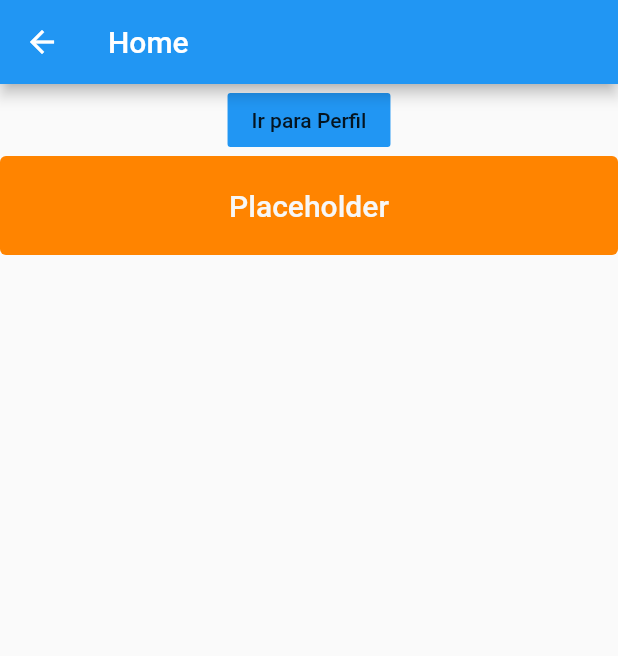
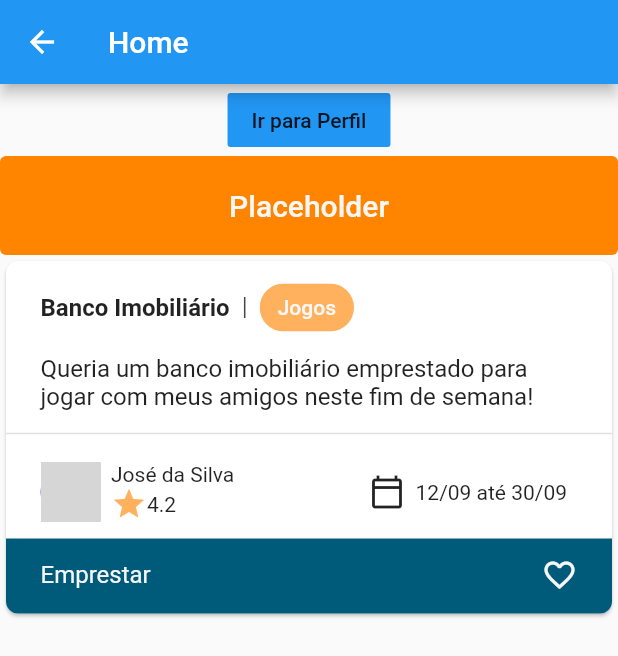
Before and after one commit to Lend-it/Front, a Flutter app: the HomePage screen opened directly, on a phone screen of 412 x 824 dp. Shown: the top 656 px of the screen. Run offline on Flutter 3.47's test engine with Material 2 defaults, Android fonts, the phone set to English and light mode, and no system bars; our stand-ins replace shared_preferences; accounts and stored records are empty; network calls fail; grey boxes are pictures that could not be loaded.

Commit message:
chore: fga-eps-mds/2020.2-Lend.it#86 Created LendCard component
Co-authored-by: Thiago Mesquita <thiago099carvalho@gmail.com>

```diff
--- a/lib/view/home/home_page.dart
+++ b/lib/view/home/home_page.dart
@@ -2,6 +2,8 @@ import 'package:flutter/material.dart';
 import 'package:flutter/widgets.dart';
 import 'package:front/routes/app_routes.dart';
 import 'package:front/widgets/button.dart';
+import 'package:front/widgets/lendCard.dart';
+import 'package:intl/intl.dart';
 
 class HomePage extends StatelessWidget {
   @override
@@ -28,6 +30,24 @@ class HomePage extends StatelessWidget {
               );
             },
           ),
+          LendCard(
+            category: 'Jogos',
+            description:
+                'Queria um banco imobiliário emprestado para jogar com meus amigos neste fim de semana!',
+            endDate: DateFormat("dd/MM").format(DateTime.parse("2020-09-30")),
+            startDate: DateFormat("dd/MM").format(DateTime.parse("2020-09-12")),
+            profilePic:
+                'https://avatars.githubusercontent.com/u/42722634?s=460&u=5dc66aaf59dbaf2e3e68c931cca641a44b5fd9fc&v=4',
+            userName: 'José da Silva',
+            title: 'Banco Imobiliário',
+            userRating: '4.2',
+            onPressed: () {
+              showDialog(
+                context: context,
+                builder: (BuildContext ctx) => AlertDialog(),
+              );
+            },
+          )
         ],
       ),
     );
--- /dev/null
+++ b/lib/widgets/lendCard.dart
@@ -0,0 +1,217 @@
+import 'package:flutter/cupertino.dart';
+import 'package:flutter/material.dart';
+import 'package:front/theme/colors.dart';
+
+class LeadCardHeader extends StatelessWidget {
+  final String title;
+  final String category;
+
+  LeadCardHeader({
+    @required this.title,
+    @required this.category,
+  });
+
+  @override
+  Widget build(BuildContext context) {
+    return Padding(
+      padding: EdgeInsets.symmetric(horizontal: 23.0, vertical: 7.0),
+      child: IntrinsicHeight(
+        child: Row(
+          children: <Widget>[
+            Text(
+              title,
+              textAlign: TextAlign.left,
+              style: TextStyle(fontWeight: FontWeight.w700, fontSize: 16),
+            ),
+            VerticalDivider(
+              width: 20,
+              color: grayColor,
+              thickness: 1,
+              endIndent: 17,
+              indent: 17,
+            ),
+            Chip(
+              label: Text(
+                category,
+                style: TextStyle(color: lightColor),
+              ),
+              backgroundColor: secondaryLightColor,
+            ),
+          ],
+        ),
+      ),
+    );
+  }
+}
+
+class LeadCardHandler extends StatelessWidget {
+  final Function onPressed;
+
+  LeadCardHandler({
+    @required this.onPressed,
+  });
+
+  @override
+  Widget build(BuildContext context) {
+    return GestureDetector(
+        onTap: onPressed,
+        child: Container(
+          padding: EdgeInsets.only(
+            left: 23,
+            right: 23,
+            top: 12,
+            bottom: 14,
+          ),
+          decoration: BoxDecoration(
+            color: primaryColor,
+            borderRadius: BorderRadius.only(
+              bottomLeft: Radius.circular(8),
+              bottomRight: Radius.circular(8),
+            ),
+          ),
+          child: Row(
+            mainAxisAlignment: MainAxisAlignment.spaceBetween,
+            children: <Widget>[
+              Text(
+                'Emprestar',
+                style: TextStyle(fontSize: 16, color: lightColor),
+              ),
+              Icon(
+                Icons.favorite_border,
+                color: lightColor,
+              )
+            ],
+          ),
+        ));
+  }
+}
+
+class LeadCardUserInfo extends StatelessWidget {
+  final String profilePic;
+  final String userName;
+  final String userRating;
+  final String startDate;
+  final String endDate;
+
+  LeadCardUserInfo({
+    @required this.profilePic,
+    @required this.userName,
+    @required this.userRating,
+    @required this.startDate,
+    @required this.endDate,
+  });
+
+  @override
+  Widget build(BuildContext context) {
+    return Padding(
+      padding: EdgeInsets.only(bottom: 11, top: 4, right: 23, left: 23),
+      child: Row(
+        mainAxisAlignment: MainAxisAlignment.spaceBetween,
+        children: <Widget>[
+          Row(
+            children: <Widget>[
+              CircleAvatar(
+                radius: 20,
+                backgroundImage: NetworkImage(profilePic),
+              ),
+              Padding(
+                padding: EdgeInsets.symmetric(horizontal: 7.0),
+                child: Column(
+                  crossAxisAlignment: CrossAxisAlignment.start,
+                  children: <Widget>[
+                    Text(userName),
+                    Row(
+                      children: <Widget>[
+                        Icon(Icons.star, color: secondaryLightColor),
+                        Text(userRating)
+                      ],
+                    ),
+                  ],
+                ),
+              ),
+            ],
+          ),
+          Row(
+            children: <Widget>[
+              Icon(Icons.calendar_today_outlined),
+              Padding(
+                  padding: EdgeInsets.symmetric(horizontal: 7.0),
+                  child: Text('$startDate até $endDate')),
+            ],
+          ),
+        ],
+      ),
+    );
+  }
+}
+
+class LeadCardDescription extends StatelessWidget {
+  final String description;
+
+  LeadCardDescription({
+    @required this.description,
+  });
+
+  @override
+  Widget build(BuildContext context) {
+    return Padding(
+      padding: EdgeInsets.symmetric(horizontal: 23.0),
+      child: Text(description,
+          style: TextStyle(fontSize: 16),
+          maxLines: 2,
+          overflow: TextOverflow.ellipsis),
+    );
+  }
+}
+
+class LendCard extends StatelessWidget {
+  final String title;
+  final String category;
+  final String userName;
+  final String description;
+  final String userRating;
+  final String profilePic;
+  final String startDate;
+  final String endDate;
+  final Function onPressed;
+
+  LendCard({
+    @required this.title,
+    @required this.category,
+    @required this.userName,
+    @required this.description,
+    @required this.userRating,
+    @required this.profilePic,
+    @required this.startDate,
+    @required this.endDate,
+    @required this.onPressed,
+  });
+
+  @override
+  Widget build(BuildContext context) {
+    return Container(
+      child: Card(
+        shape: RoundedRectangleBorder(
+          borderRadius: BorderRadius.circular(8.0),
+        ),
+        child: Column(
+          children: <Widget>[
+            LeadCardHeader(title: title, category: category),
+            LeadCardDescription(description: description),
+            Divider(
+              height: 30,
+              thickness: 1,
+            ),
+            LeadCardUserInfo(
+                profilePic: profilePic,
+                userName: userName,
+                userRating: userRating,
+                startDate: startDate,
+                endDate: endDate),
+            LeadCardHandler(onPressed: onPressed),
+          ],
+        ),
+      ),
+    );
+  }
+}
--- a/pubspec.yaml
+++ b/pubspec.yaml
@@ -23,7 +23,7 @@ environment:
 dependencies:
   flutter:
     sdk: flutter
-
+  intl: ^0.17.0
 
   # The following adds the Cupertino Icons font to your application.
   # Use with the CupertinoIcons class for iOS style icons.
```
Also changed, not shown: pubspec.lock.
